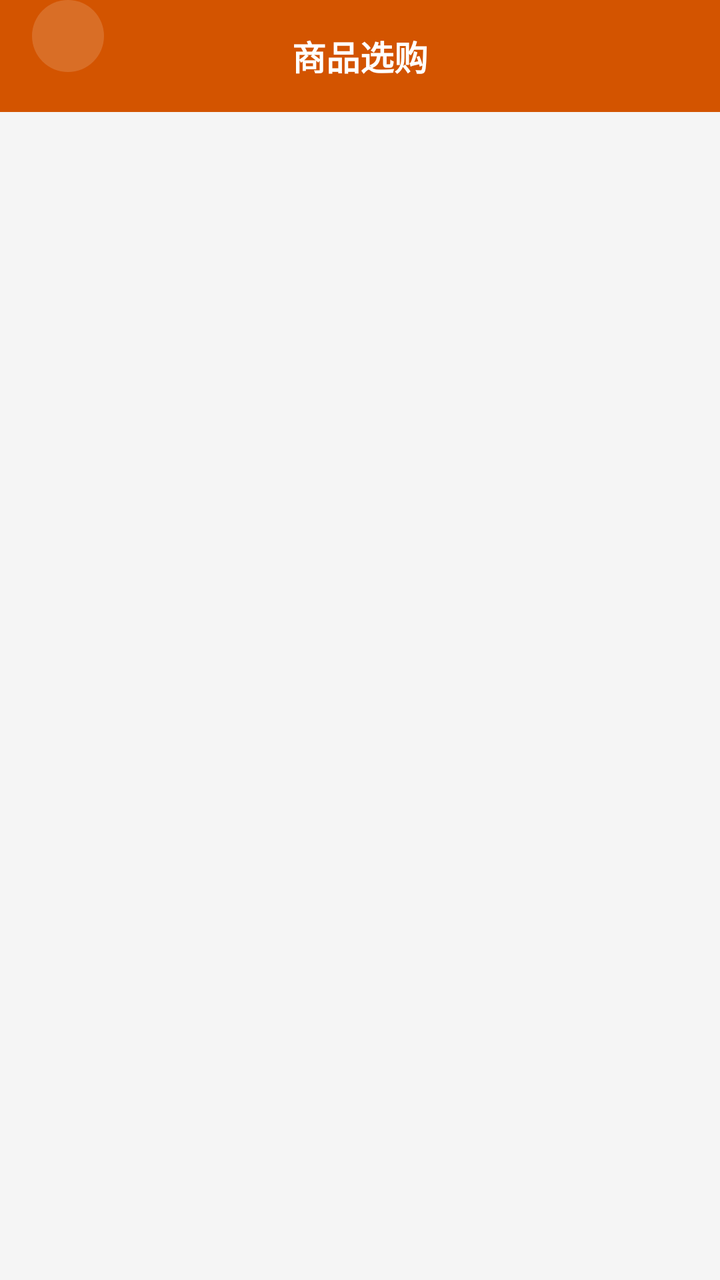
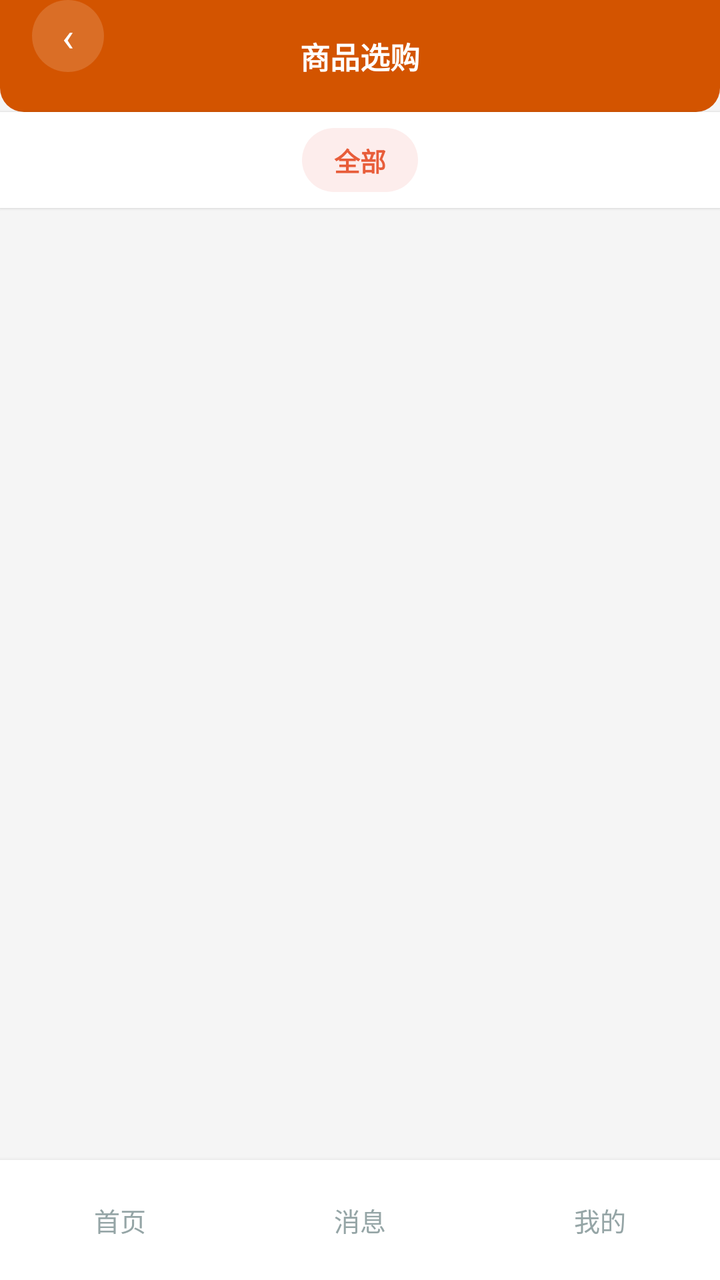

An Android layout rendered at two revisions. The XML below is the earlier revision; the diff shows what the commit changed to produce the second picture.
<!-- AndroidManifest.xml: application theme Theme.ClothingSI -->
<!-- res/layout/activity_buyer_products.xml -->
<?xml version="1.0" encoding="utf-8"?>
<LinearLayout xmlns:android="http://schemas.android.com/apk/res/android"
    android:layout_width="match_parent" android:layout_height="match_parent"
    android:orientation="vertical" android:background="#F5F5F5">
    <RelativeLayout android:layout_width="match_parent" android:layout_height="56dp"
        android:background="#D35400" android:paddingHorizontal="16dp">
        <TextView android:id="@+id/btn_back" android:layout_width="36dp" android:layout_height="36dp"
            android:text="‹" android:textSize="20dp" android:textColor="#FFFFFF"
            android:gravity="center" android:background="@drawable/circle_bg" android:alpha="0.15" />
        <TextView android:layout_width="wrap_content" android:layout_height="wrap_content"
            android:text="商品选购" android:textSize="17dp" android:textStyle="bold"
            android:textColor="#FFFFFF" android:layout_centerInParent="true" />
    </RelativeLayout>
    <androidx.recyclerview.widget.RecyclerView android:id="@+id/rv_buyer_products"
        android:layout_width="match_parent" android:layout_height="match_parent"
        android:padding="16dp" />
</LinearLayout>
<!-- resources referenced by this layout -->
<resources>
  <!-- drawable circle_bg (drawable) -->
  <?xml version="1.0" encoding="utf-8"?>
  <shape xmlns:android="http://schemas.android.com/apk/res/android" android:shape="oval">
      <solid android:color="#FFFFFF" />
  </shape>
  <style name="Theme.ClothingSI" parent="Theme.Material3.Light.NoActionBar">
          <item name="colorPrimary">@color/primary</item>
          <item name="colorPrimaryDark">@color/primary_dark</item>
          <item name="colorAccent">@color/accent</item>
          <item name="android:statusBarColor">@color/primary_dark</item>
          <item name="android:navigationBarColor">@color/white</item>
      </style>
  <color name="primary">#E85D3A</color>
  <color name="primary_dark">#D35400</color>
  <color name="accent">#F4A460</color>
  <color name="white">#FFFFFF</color>
</resources>

<!-- the commit's change to res/layout/activity_buyer_products.xml (unified diff, before → after) -->
@@ -1,17 +1,67 @@
 <?xml version="1.0" encoding="utf-8"?>
 <LinearLayout xmlns:android="http://schemas.android.com/apk/res/android"
+    xmlns:app="http://schemas.android.com/apk/res-auto"
     android:layout_width="match_parent" android:layout_height="match_parent"
     android:orientation="vertical" android:background="#F5F5F5">
     <RelativeLayout android:layout_width="match_parent" android:layout_height="56dp"
-        android:background="#D35400" android:paddingHorizontal="16dp">
+        android:background="@drawable/header_bar_bg" android:paddingHorizontal="16dp">
         <TextView android:id="@+id/btn_back" android:layout_width="36dp" android:layout_height="36dp"
             android:text="‹" android:textSize="20dp" android:textColor="#FFFFFF"
-            android:gravity="center" android:background="@drawable/circle_bg" android:alpha="0.15" />
-        <TextView android:layout_width="wrap_content" android:layout_height="wrap_content"
-            android:text="商品选购" android:textSize="17dp" android:textStyle="bold"
-            android:textColor="#FFFFFF" android:layout_centerInParent="true" />
+            android:gravity="center" android:background="@drawable/circle_bg" />
+        <TextView android:id="@+id/tv_title"
+            android:layout_width="wrap_content" android:layout_height="wrap_content"
+            android:text="商品选购" android:textSize="15dp" android:textStyle="bold"
+            android:textColor="#FFFFFF" android:layout_centerInParent="true"
+            android:maxWidth="160dp" android:ellipsize="end" android:singleLine="true" />
+        <LinearLayout android:layout_width="wrap_content" android:layout_height="wrap_content"
+            android:orientation="horizontal" android:layout_alignParentEnd="true">
+            <com.google.android.material.button.MaterialButton android:id="@+id/btn_contact_seller"
+                android:layout_width="wrap_content" android:layout_height="32dp"
+                android:text="💬" android:textSize="12dp" app:cornerRadius="16dp"
+                android:visibility="gone" />
+            <com.google.android.material.button.MaterialButton android:id="@+id/btn_make_appointment"
+                android:layout_width="wrap_content" android:layout_height="32dp"
+                android:text="📅 预约" android:textSize="11dp" app:cornerRadius="16dp"
+                android:visibility="gone" android:layout_marginStart="4dp" />
+        </LinearLayout>
     </RelativeLayout>
-    <androidx.recyclerview.widget.RecyclerView android:id="@+id/rv_buyer_products"
-        android:layout_width="match_parent" android:layout_height="match_parent"
-        android:padding="16dp" />
+
+    
+    <LinearLayout android:id="@+id/layout_categories"
+        android:layout_width="match_parent" android:layout_height="wrap_content"
+        android:orientation="horizontal" android:gravity="center"
+        android:paddingVertical="8dp" android:paddingHorizontal="16dp"
+        android:background="#FFFFFF" android:elevation="1dp">
+        <TextView android:id="@+id/tab_all"
+            android:layout_width="wrap_content" android:layout_height="32dp"
+            android:gravity="center" android:text="全部" android:textSize="13dp"
+            android:paddingHorizontal="16dp" android:textColor="#E85D3A"
+            android:textStyle="bold" android:background="@drawable/tab_active_bg" />
+    </LinearLayout>
+
+    <ScrollView android:layout_width="match_parent" android:layout_height="0dp"
+        android:layout_weight="1" android:padding="12dp">
+        <GridLayout android:id="@+id/layout_products"
+            android:layout_width="match_parent" android:layout_height="wrap_content"
+            android:columnCount="2" android:alignmentMode="alignMargins"
+            android:horizontalSpacing="10dp" android:verticalSpacing="10dp" />
+    </ScrollView>
+
+    
+    <LinearLayout android:layout_width="match_parent" android:layout_height="wrap_content"
+        android:orientation="horizontal" android:gravity="center"
+        android:paddingVertical="10dp" android:background="#FFFFFF"
+        android:weightSum="3" android:elevation="4dp">
+        <TextView android:id="@+id/bottom_home" android:layout_width="0dp" android:layout_height="40dp" android:layout_weight="1"
+            android:gravity="center" android:text="首页" android:textColor="#95A5A6"
+            android:textSize="13dp" android:clickable="true" android:focusable="true" />
+        <TextView android:id="@+id/bottom_messages" android:layout_width="0dp" android:layout_height="40dp"
+            android:layout_weight="1" android:gravity="center" android:text="消息"
+            android:textColor="#95A5A6" android:textSize="13dp"
+            android:clickable="true" android:focusable="true" />
+        <TextView android:id="@+id/bottom_profile" android:layout_width="0dp" android:layout_height="40dp"
+            android:layout_weight="1" android:gravity="center" android:text="我的"
+            android:textColor="#95A5A6" android:textSize="13dp"
+            android:clickable="true" android:focusable="true" />
+    </LinearLayout>
 </LinearLayout>
<!-- resource entries referenced after the edit -->
@@ -3,7 +3,19 @@
   <!-- drawable circle_bg (drawable) -->
   <?xml version="1.0" encoding="utf-8"?>
   <shape xmlns:android="http://schemas.android.com/apk/res/android" android:shape="oval">
-      <solid android:color="#FFFFFF" />
+      <solid android:color="#26FFFFFF" />
+  </shape>
+  <!-- drawable header_bar_bg (drawable) -->
+  <?xml version="1.0" encoding="utf-8"?>
+  <shape xmlns:android="http://schemas.android.com/apk/res/android" android:shape="rectangle">
+      <solid android:color="#D35400" />
+      <corners android:bottomLeftRadius="12dp" android:bottomRightRadius="12dp" />
+  </shape>
+  <!-- drawable tab_active_bg (drawable) -->
+  <?xml version="1.0" encoding="utf-8"?>
+  <shape xmlns:android="http://schemas.android.com/apk/res/android" android:shape="rectangle">
+      <solid android:color="#FDEDEC" />
+      <corners android:radius="16dp" />
   </shape>
   <style name="Theme.ClothingSI" parent="Theme.Material3.Light.NoActionBar">
           <item name="colorPrimary">@color/primary</item>
